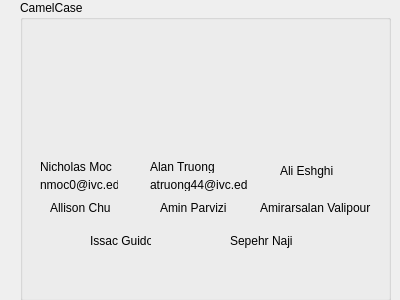
First picture: the form in 2d-graphics-modeler/contact.ui, repository Aizeke/CS1C-Shape-Project, before the edit.
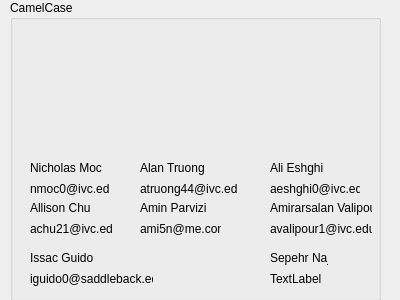
Second picture: the form after the edit. Icons and pictures are not drawn.

```diff
--- a/2d-graphics-modeler/contact.ui
+++ b/2d-graphics-modeler/contact.ui
@@ -16,7 +16,7 @@
   <widget class="QGroupBox" name="groupBox">
    <property name="geometry">
     <rect>
-     <x>20</x>
+     <x>10</x>
      <y>0</y>
      <width>371</width>
      <height>301</height>
@@ -38,91 +38,13 @@
      <string>&lt;html&gt;&lt;head/&gt;&lt;body&gt;&lt;p&gt;&lt;img src=&quot;:/img/img/CamelCaseIncLogo.png&quot;/&gt;&lt;/p&gt;&lt;/body&gt;&lt;/html&gt;</string>
     </property>
    </widget>
-   <widget class="QLabel" name="label_6">
-    <property name="geometry">
-     <rect>
-      <x>30</x>
-      <y>200</y>
-      <width>61</width>
-      <height>16</height>
-     </rect>
-    </property>
-    <property name="text">
-     <string>Allison Chu</string>
-    </property>
-   </widget>
-   <widget class="QLabel" name="label_7">
-    <property name="geometry">
-     <rect>
-      <x>140</x>
-      <y>200</y>
-      <width>71</width>
-      <height>16</height>
-     </rect>
-    </property>
-    <property name="text">
-     <string>Amin Parvizi</string>
-    </property>
-   </widget>
-   <widget class="QLabel" name="label_8">
-    <property name="geometry">
-     <rect>
-      <x>260</x>
-      <y>160</y>
-      <width>71</width>
-      <height>21</height>
-     </rect>
-    </property>
-    <property name="text">
-     <string>Ali Eshghi</string>
-    </property>
-   </widget>
-   <widget class="QLabel" name="label_9">
-    <property name="geometry">
-     <rect>
-      <x>240</x>
-      <y>200</y>
-      <width>111</width>
-      <height>16</height>
-     </rect>
-    </property>
-    <property name="text">
-     <string>Amirarsalan Valipour</string>
-    </property>
-   </widget>
-   <widget class="QLabel" name="label_10">
-    <property name="geometry">
-     <rect>
-      <x>70</x>
-      <y>230</y>
-      <width>61</width>
-      <height>21</height>
-     </rect>
-    </property>
-    <property name="text">
-     <string>Issac Guido</string>
-    </property>
-   </widget>
-   <widget class="QLabel" name="label_11">
-    <property name="geometry">
-     <rect>
-      <x>210</x>
-      <y>230</y>
-      <width>81</width>
-      <height>21</height>
-     </rect>
-    </property>
-    <property name="text">
-     <string>Sepehr Naji</string>
-    </property>
-   </widget>
-   <widget class="QWidget" name="">
+   <widget class="QWidget" name="layoutWidget">
     <property name="geometry">
      <rect>
       <x>20</x>
       <y>160</y>
-      <width>78</width>
-      <height>31</height>
+      <width>79</width>
+      <height>36</height>
      </rect>
     </property>
     <layout class="QVBoxLayout" name="verticalLayout">
@@ -142,13 +64,13 @@
      </item>
     </layout>
    </widget>
-   <widget class="QWidget" name="">
+   <widget class="QWidget" name="layoutWidget">
     <property name="geometry">
      <rect>
       <x>130</x>
       <y>160</y>
       <width>97</width>
-      <height>31</height>
+      <height>36</height>
      </rect>
     </property>
     <layout class="QVBoxLayout" name="verticalLayout_2">
@@ -168,6 +90,166 @@
      </item>
     </layout>
    </widget>
+   <widget class="QWidget" name="layoutWidget">
+    <property name="geometry">
+     <rect>
+      <x>260</x>
+      <y>160</y>
+      <width>90</width>
+      <height>36</height>
+     </rect>
+    </property>
+    <layout class="QVBoxLayout" name="verticalLayout_3">
+     <item>
+      <widget class="QLabel" name="label_8">
+       <property name="text">
+        <string>Ali Eshghi</string>
+       </property>
+      </widget>
+     </item>
+     <item>
+      <widget class="QLabel" name="label_12">
+       <property name="text">
+        <string>aeshghi0@ivc.edu</string>
+       </property>
+      </widget>
+     </item>
+    </layout>
+   </widget>
+   <widget class="QWidget" name="layoutWidget">
+    <property name="geometry">
+     <rect>
+      <x>20</x>
+      <y>200</y>
+      <width>82</width>
+      <height>50</height>
+     </rect>
+    </property>
+    <layout class="QVBoxLayout" name="verticalLayout_4">
+     <item>
+      <widget class="QLabel" name="label_6">
+       <property name="text">
+        <string>Allison Chu</string>
+       </property>
+      </widget>
+     </item>
+     <item>
+      <widget class="QLabel" name="label_13">
+       <property name="text">
+        <string>achu21@ivc.edu
+</string>
+       </property>
+      </widget>
+     </item>
+    </layout>
+   </widget>
+   <widget class="QWidget" name="layoutWidget">
+    <property name="geometry">
+     <rect>
+      <x>130</x>
+      <y>200</y>
+      <width>81</width>
+      <height>50</height>
+     </rect>
+    </property>
+    <layout class="QVBoxLayout" name="verticalLayout_5">
+     <item>
+      <widget class="QLabel" name="label_7">
+       <property name="text">
+        <string>Amin Parvizi</string>
+       </property>
+      </widget>
+     </item>
+     <item>
+      <widget class="QLabel" name="label_14">
+       <property name="text">
+        <string>ami5n@me.com
+</string>
+       </property>
+      </widget>
+     </item>
+    </layout>
+   </widget>
+   <widget class="QWidget" name="layoutWidget">
+    <property name="geometry">
+     <rect>
+      <x>260</x>
+      <y>200</y>
+      <width>102</width>
+      <height>50</height>
+     </rect>
+    </property>
+    <layout class="QVBoxLayout" name="verticalLayout_6">
+     <item>
+      <widget class="QLabel" name="label_9">
+       <property name="text">
+        <string>Amirarsalan Valipour</string>
+       </property>
+      </widget>
+     </item>
+     <item>
+      <widget class="QLabel" name="label_15">
+       <property name="text">
+        <string>avalipour1@ivc.edu
+</string>
+       </property>
+      </widget>
+     </item>
+    </layout>
+   </widget>
+   <widget class="QWidget" name="layoutWidget">
+    <property name="geometry">
+     <rect>
+      <x>20</x>
+      <y>250</y>
+      <width>123</width>
+      <height>50</height>
+     </rect>
+    </property>
+    <layout class="QVBoxLayout" name="verticalLayout_7">
+     <item>
+      <widget class="QLabel" name="label_10">
+       <property name="text">
+        <string>Issac Guido</string>
+       </property>
+      </widget>
+     </item>
+     <item>
+      <widget class="QLabel" name="label_16">
+       <property name="text">
+        <string>iguido0@saddleback.edu
+</string>
+       </property>
+      </widget>
+     </item>
+    </layout>
+   </widget>
+   <widget class="QWidget" name="layoutWidget">
+    <property name="geometry">
+     <rect>
+      <x>260</x>
+      <y>250</y>
+      <width>58</width>
+      <height>36</height>
+     </rect>
+    </property>
+    <layout class="QVBoxLayout" name="verticalLayout_8">
+     <item>
+      <widget class="QLabel" name="label_11">
+       <property name="text">
+        <string>Sepehr Naji</string>
+       </property>
+      </widget>
+     </item>
+     <item>
+      <widget class="QLabel" name="label_17">
+       <property name="text">
+        <string>TextLabel</string>
+       </property>
+      </widget>
+     </item>
+    </layout>
+   </widget>
   </widget>
  </widget>
  <resources/>
```
